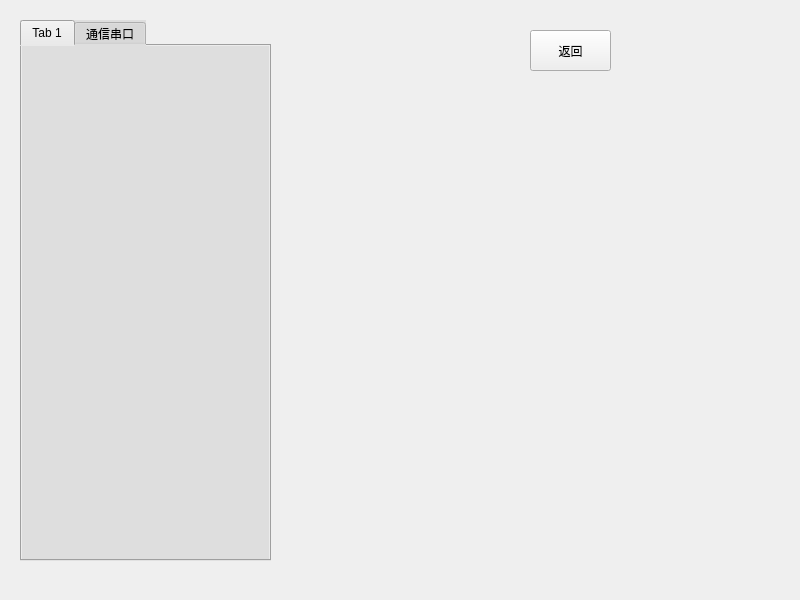
Old version of the form hello/configuredlg.ui in the repository galepai/hello.
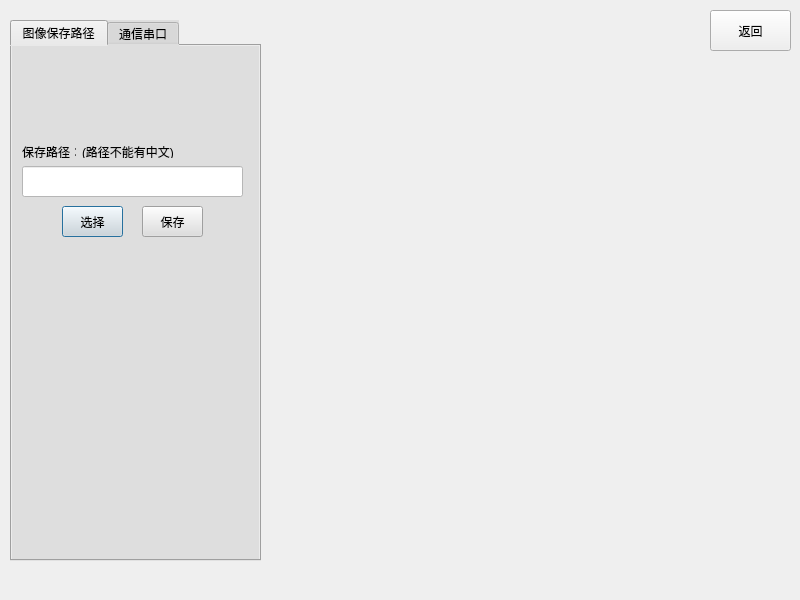
New version of the form. The open tabs and pages were chosen to show the change.

```diff
--- a/hello/configuredlg.ui
+++ b/hello/configuredlg.ui
@@ -28,7 +28,7 @@
   <widget class="QTabWidget" name="tabWidget">
    <property name="geometry">
     <rect>
-     <x>20</x>
+     <x>10</x>
      <y>20</y>
      <width>251</width>
      <height>541</height>
@@ -42,8 +42,103 @@
    </property>
    <widget class="QWidget" name="tab">
     <attribute name="title">
-     <string>Tab 1</string>
+     <string>图像保存路径</string>
     </attribute>
+    <widget class="QLabel" name="label_Raw_Path">
+     <property name="geometry">
+      <rect>
+       <x>10</x>
+       <y>100</y>
+       <width>54</width>
+       <height>12</height>
+      </rect>
+     </property>
+     <property name="text">
+      <string>保存路径：</string>
+     </property>
+    </widget>
+    <widget class="QPushButton" name="SelectRawButton">
+     <property name="geometry">
+      <rect>
+       <x>50</x>
+       <y>160</y>
+       <width>61</width>
+       <height>31</height>
+      </rect>
+     </property>
+     <property name="autoFillBackground">
+      <bool>false</bool>
+     </property>
+     <property name="text">
+      <string>选择</string>
+     </property>
+     <property name="autoDefault">
+      <bool>true</bool>
+     </property>
+     <property name="default">
+      <bool>false</bool>
+     </property>
+     <property name="flat">
+      <bool>false</bool>
+     </property>
+    </widget>
+    <widget class="QLabel" name="label_Raw_Path_2">
+     <property name="geometry">
+      <rect>
+       <x>70</x>
+       <y>100</y>
+       <width>111</width>
+       <height>12</height>
+      </rect>
+     </property>
+     <property name="text">
+      <string>(路径不能有中文)</string>
+     </property>
+    </widget>
+    <widget class="QPushButton" name="SaveRawButton">
+     <property name="geometry">
+      <rect>
+       <x>130</x>
+       <y>160</y>
+       <width>61</width>
+       <height>31</height>
+      </rect>
+     </property>
+     <property name="autoFillBackground">
+      <bool>false</bool>
+     </property>
+     <property name="text">
+      <string>保存</string>
+     </property>
+     <property name="autoDefault">
+      <bool>true</bool>
+     </property>
+     <property name="default">
+      <bool>false</bool>
+     </property>
+     <property name="flat">
+      <bool>false</bool>
+     </property>
+    </widget>
+    <widget class="QLineEdit" name="lineEdit_Raw_Path">
+     <property name="geometry">
+      <rect>
+       <x>10</x>
+       <y>120</y>
+       <width>221</width>
+       <height>31</height>
+      </rect>
+     </property>
+     <property name="styleSheet">
+      <string notr="true">background-color: rgb(255, 255, 255);</string>
+     </property>
+     <property name="frame">
+      <bool>true</bool>
+     </property>
+     <property name="readOnly">
+      <bool>true</bool>
+     </property>
+    </widget>
    </widget>
    <widget class="QWidget" name="tab_2">
     <attribute name="title">
@@ -136,8 +231,8 @@
   <widget class="QPushButton" name="ReturnButton">
    <property name="geometry">
     <rect>
-     <x>530</x>
-     <y>30</y>
+     <x>710</x>
+     <y>10</y>
      <width>81</width>
      <height>41</height>
     </rect>
```
Left out of the diff: 2 changed lines with no effect on the pictures.
